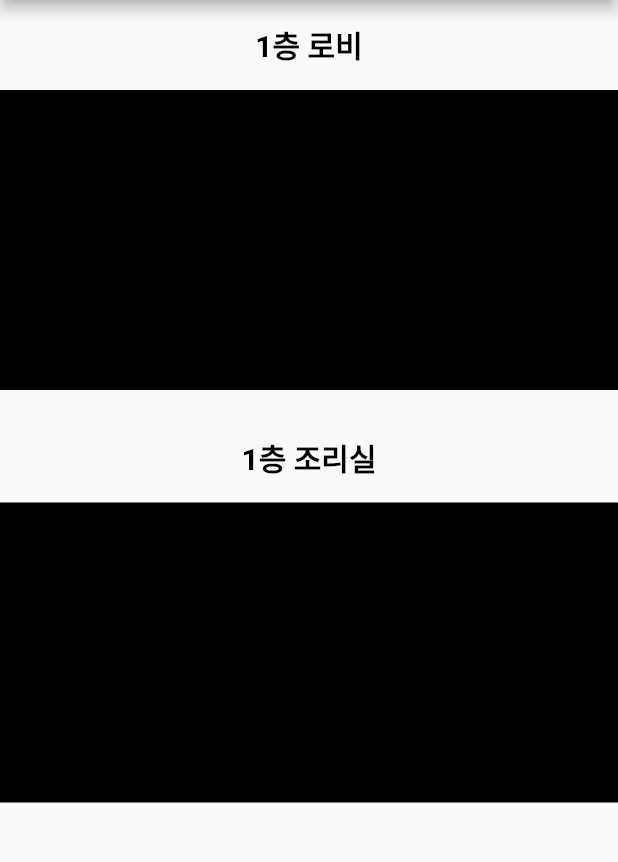
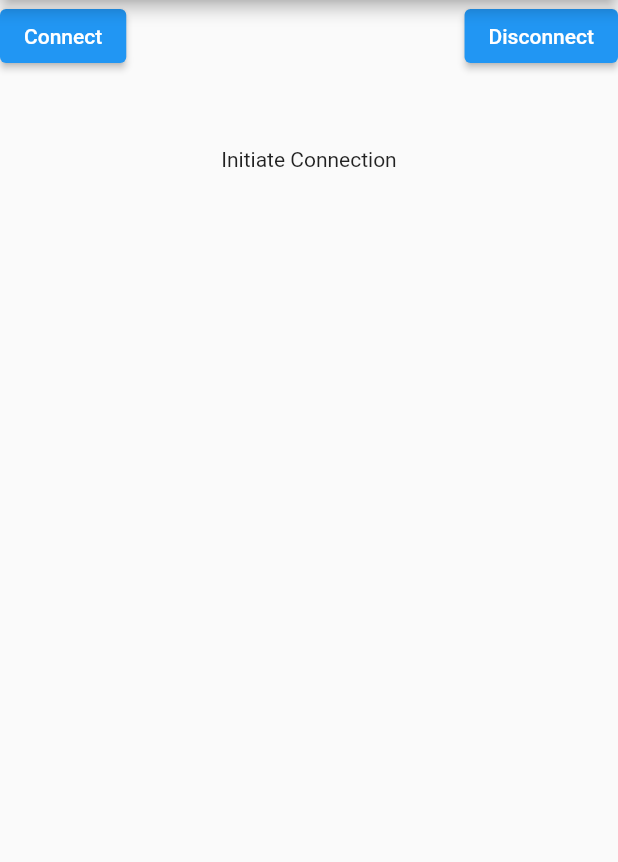
Before and after one commit to KOBOTBOARD-11/OSS_2022, a Flutter app: the FireStreamPage screen opened by its route, on a phone screen of 412 x 824 dp, the part 84-946 px from its top. Run offline on Flutter 3.47's test engine with Material 2 defaults, Android fonts, the phone set to English and light mode, and no system bars; our stand-ins replace cloud_firestore, firebase_core, video_player; accounts and stored records are empty.

Commit message:
feat: add streaming video(just one) version 1

```diff
--- a/booriya/lib/pages/fire_stream_page/fire_stream_page.dart
+++ b/booriya/lib/pages/fire_stream_page/fire_stream_page.dart
@@ -3,12 +3,6 @@ import 'package:booriya/styles.dart';
 import 'package:flutter/material.dart';
 
 import '../../Colors.dart';
-
-// class StreamArguments {
-//   final String cctvName;
-//
-//   StreamArguments({required this.cctvName});
-// }
 
 class FireStreamPage extends StatelessWidget {
   @override
@@ -28,8 +22,8 @@ class FireStreamPage extends StatelessWidget {
         alignment: Alignment.center,
         child: Column(
           children: [
-            FireStreamingVideo(cctvName: "1층 로비"),
-            FireStreamingVideo(cctvName: "1층 조리실"),
+            // cctv
+            VideoStream()
           ],
         ),
       ),
--- a/booriya/lib/pages/fire_stream_page/stream_commons/fire_streaming_video.dart
+++ b/booriya/lib/pages/fire_stream_page/stream_commons/fire_streaming_video.dart
@@ -1,29 +1,83 @@
-import 'package:booriya/styles.dart';
+import 'dart:convert';
+import 'dart:typed_data';
+
 import 'package:flutter/material.dart';
+import 'websockets.dart';
 
-class FireStreamingVideo extends StatelessWidget {
-  final String cctvName;
+class VideoStream extends StatefulWidget {
+  const VideoStream({Key? key}) : super(key: key);
 
-  const FireStreamingVideo({required this.cctvName});
+  @override
+  State<VideoStream> createState() => _VideoStreamState();
+}
+
+class _VideoStreamState extends State<VideoStream> {
+  final WebSocket _socket = WebSocket("ws://172.20.144.1:6000");
+  bool _isConnected = false;
+  void connect(BuildContext context) async {
+    _socket.connect();
+    setState(() {
+      _isConnected = true;
+    });
+    print('Try to connect server!');
+  }
+
+  void disconnect() {
+    _socket.disconnect();
+    setState(() {
+      _isConnected = false;
+    });
+    print('Server disconnected!');
+  }
 
   @override
   Widget build(BuildContext context) {
-    return Padding(
-      padding: const EdgeInsets.symmetric(vertical: 15),
+    return Center(
       child: Column(
         children: [
-          Text(
-            "${cctvName}",
-            style: subtitle3(),
+          Row(
+            mainAxisAlignment: MainAxisAlignment.spaceBetween,
+            children: [
+              ElevatedButton(
+                onPressed: () => connect(context),
+                child: const Text("Connect"),
+              ),
+              ElevatedButton(
+                onPressed: disconnect,
+                child: const Text("Disconnect"),
+              ),
+            ],
           ),
-          SizedBox(height: 15),
-          Container(
-            width: double.infinity,
-            height: 200,
-            decoration: BoxDecoration(
-              color: Colors.black,
-            ),
+          const SizedBox(
+            height: 50.0,
           ),
+          _isConnected
+              ? StreamBuilder(
+                  stream: _socket.stream,
+                  builder: (context, snapshot) {
+                    if (!snapshot.hasData) {
+                      print('socket does not have data!');
+                      return const CircularProgressIndicator();
+                    }
+
+                    if (snapshot.connectionState == ConnectionState.done) {
+                      return const Center(
+                        child: Text("Connection Closed !"),
+                      );
+                    }
+                    //? Working for single frames
+                    return Image.memory(
+                      Uint8List.fromList(
+                        base64Decode(
+                          (snapshot.data.toString()),
+                        ),
+                      ),
+                      gaplessPlayback: true,
+                      excludeFromSemantics: true,
+                    );
+                  },
+                )
+              : const Text("Initiate Connection")
         ],
       ),
     );
--- a/booriya/lib/pages/fire_stream_page/stream_commons/websockets.dart
+++ b/booriya/lib/pages/fire_stream_page/stream_commons/websockets.dart
@@ -0,0 +1,45 @@
+import 'dart:async';
+
+import 'package:web_socket_channel/web_socket_channel.dart';
+import 'package:web_socket_channel/status.dart' as status;
+
+class WebSocket {
+  // ------------------------- Members ------------------------- //
+  late String url;
+  WebSocketChannel? _channel;
+  StreamController<bool> streamController = StreamController<bool>.broadcast();
+
+  // ---------------------- Getter Setters --------------------- //
+  String get getUrl {
+    return url;
+  }
+
+  set setUrl(String url) {
+    this.url = url;
+  }
+
+  Stream<dynamic> get stream {
+    if (_channel != null) {
+      return _channel!.stream;
+    } else {
+      throw WebSocketChannelException("The connection was not established !");
+    }
+  }
+
+  // --------------------- Constructor ---------------------- //
+  WebSocket(this.url);
+
+  // ---------------------- Functions ----------------------- //
+
+  /// Connects the current application to a websocket
+  void connect() async {
+    _channel = WebSocketChannel.connect(Uri.parse(url));
+  }
+
+  /// Disconnects the current application from a websocket
+  void disconnect() {
+    if (_channel != null) {
+      _channel!.sink.close(status.goingAway);
+    }
+  }
+}
```
